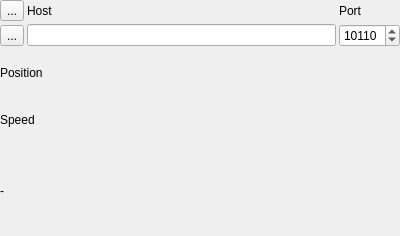
Above: src/qmapshack/realtime/gpstether/IRtGpsTetherInfo.ui from Maproom/qmapshack before the change. Below: the same form after it.
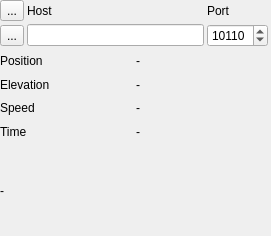
That is the form after the change. Icons and pictures are not drawn.

Commit message: Simplify handling of datasets and show position

```diff
--- a/src/qmapshack/realtime/gpstether/IRtGpsTetherInfo.ui
+++ b/src/qmapshack/realtime/gpstether/IRtGpsTetherInfo.ui
@@ -6,7 +6,7 @@
    <rect>
     <x>0</x>
     <y>0</y>
-    <width>400</width>
+    <width>271</width>
     <height>236</height>
    </rect>
   </property>
@@ -24,7 +24,7 @@
     <number>0</number>
    </property>
    <property name="rightMargin">
-    <number>0</number>
+    <number>3</number>
    </property>
    <property name="bottomMargin">
     <number>0</number>
@@ -110,20 +110,62 @@
    </item>
    <item>
     <layout class="QGridLayout" name="gridLayout_2">
-     <item row="0" column="0">
-      <widget class="QLabel" name="label_4">
-       <property name="text">
-        <string>Position</string>
-       </property>
-      </widget>
-     </item>
-     <item row="1" column="0">
+     <item row="2" column="0">
       <widget class="QLabel" name="label_3">
        <property name="text">
         <string>Speed</string>
        </property>
       </widget>
      </item>
+     <item row="0" column="1">
+      <widget class="QLabel" name="labelPosition">
+       <property name="text">
+        <string>-</string>
+       </property>
+      </widget>
+     </item>
+     <item row="2" column="1">
+      <widget class="QLabel" name="labelSpeed">
+       <property name="text">
+        <string>-</string>
+       </property>
+      </widget>
+     </item>
+     <item row="0" column="0">
+      <widget class="QLabel" name="label_4">
+       <property name="text">
+        <string>Position</string>
+       </property>
+      </widget>
+     </item>
+     <item row="1" column="0">
+      <widget class="QLabel" name="label_5">
+       <property name="text">
+        <string>Elevation</string>
+       </property>
+      </widget>
+     </item>
+     <item row="1" column="1">
+      <widget class="QLabel" name="labelElevation">
+       <property name="text">
+        <string>-</string>
+       </property>
+      </widget>
+     </item>
+     <item row="3" column="0">
+      <widget class="QLabel" name="label_6">
+       <property name="text">
+        <string>Time</string>
+       </property>
+      </widget>
+     </item>
+     <item row="3" column="1">
+      <widget class="QLabel" name="labelTime">
+       <property name="text">
+        <string>-</string>
+       </property>
+      </widget>
+     </item>
     </layout>
    </item>
    <item>
```
Left out of the diff: 4 changed lines with no effect on the pictures. The commit also changes 5 other files.
